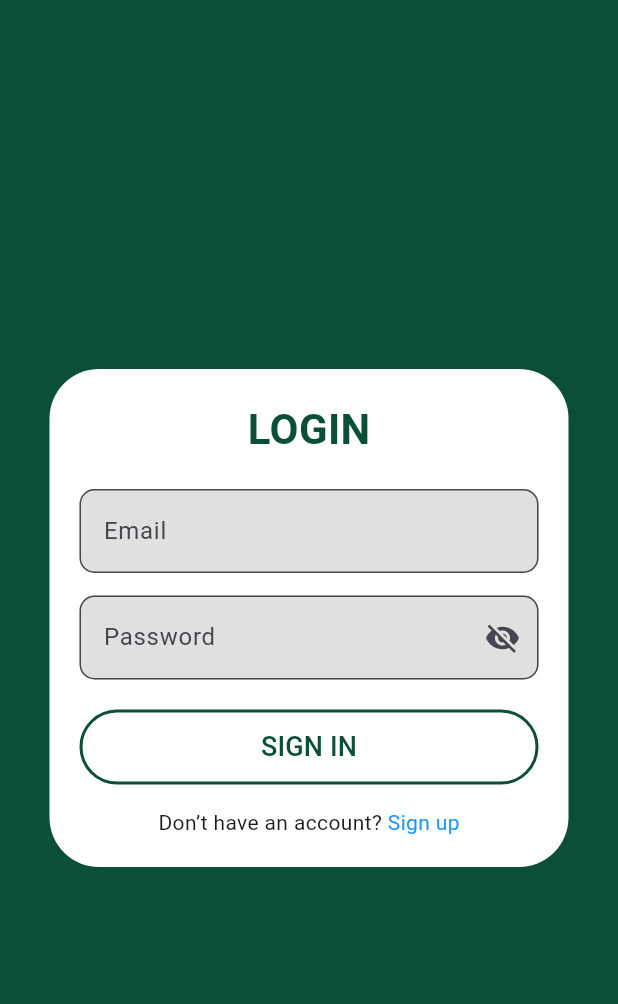
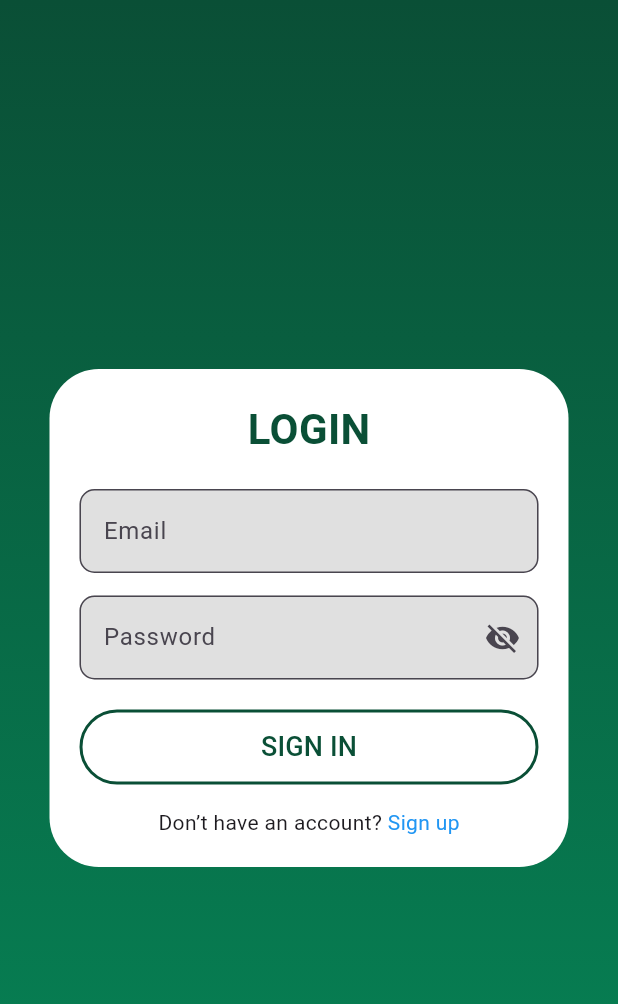
Before and after one commit to CR1SI/CarbonFootPrinters, a Flutter app: the screen it shows after launch, on a phone screen of 412 x 824 dp. Shown: the top 1004 px of the screen. Run offline on Flutter 3.47's test engine with Material 3 defaults, Android fonts, the phone set to English and light mode, and no system bars; our stand-ins replace cloud_firestore, firebase_auth, firebase_core; accounts and stored records are empty.

Commit message:
gradient background

```diff
--- a/front-end/carbon_foot_printer/lib/login.dart
+++ b/front-end/carbon_foot_printer/lib/login.dart
@@ -22,8 +22,15 @@ class _LoginScreenState extends State<LoginScreen> {
   @override
   Widget build(BuildContext context) {
     return Scaffold(
-      backgroundColor: const Color.fromARGB(255, 10, 79, 54),
-      body: Center(
+      body: Container(
+        decoration: const BoxDecoration(
+          gradient: LinearGradient(
+            colors: [Color(0xFF0A4F36), Color(0xFF068657)],
+            begin: Alignment.topCenter,
+            end: Alignment.bottomCenter,
+          ),
+        ),
+        child: Center(
           child: SingleChildScrollView(
             padding: const EdgeInsets.all(33),
             child: Container(
@@ -43,7 +50,7 @@ class _LoginScreenState extends State<LoginScreen> {
                       style: TextStyle(
                         fontSize: 28,
                         fontWeight: FontWeight.bold,
-                      color: Color.fromARGB(255, 10, 79, 54),
+                        color: Color(0xFF0A4F36),
                       ),
                     ),
                     const SizedBox(height: 20),
@@ -116,19 +123,19 @@ class _LoginScreenState extends State<LoginScreen> {
                       child: OutlinedButton(
                         style: OutlinedButton.styleFrom(
                           side: const BorderSide(
-                            color: Color.fromARGB(255, 10, 79, 54), width: 2),
+                              color: Color(0xFF0A4F36), width: 2),
                           minimumSize: const Size.fromHeight(50),
                         ),
                         onPressed: _isLoading ? null : _loginUser,
                         child: _isLoading
                             ? const CircularProgressIndicator(
-                              color: Color.fromARGB(255, 10, 79, 54),
+                                color: Color(0xFF0A4F36),
                               )
                             : const Text(
                                 "SIGN IN",
                                 style: TextStyle(
                                   fontSize: 18,
-                                color: Color.fromARGB(255, 10, 79, 54),
+                                  color: Color(0xFF0A4F36),
                                 ),
                               ),
                       ),
@@ -162,6 +169,7 @@ class _LoginScreenState extends State<LoginScreen> {
             ),
           ),
         ),
+      ),
     );
   }
 
```
Also changed, not shown: front-end/carbon_foot_printer/lib/forgot_password.dart (+13 -12 lines). Lines whose indentation alone changed are shown as unchanged.
